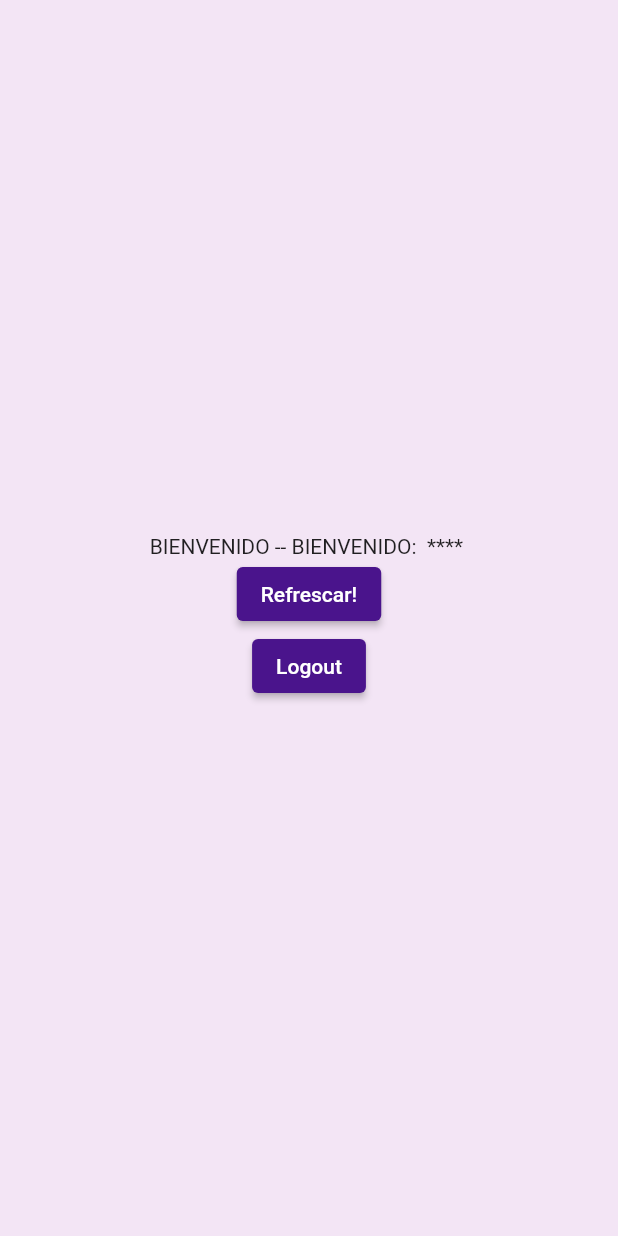
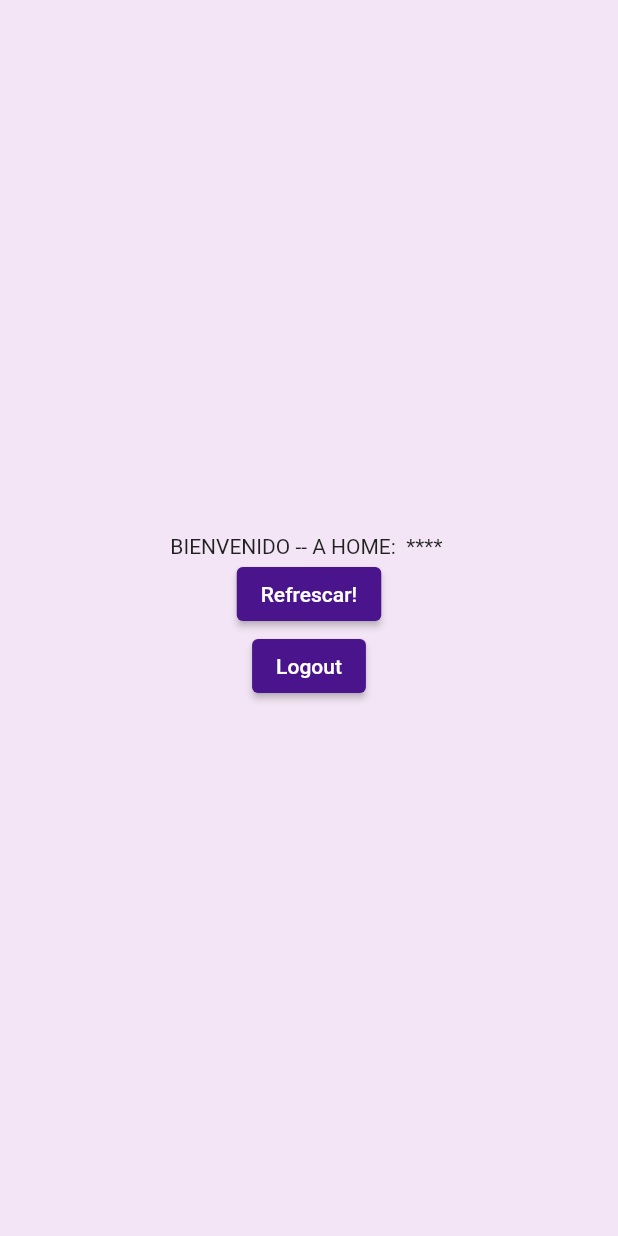
Before and after one commit to SFP95/my_first_flutter, a Flutter app: the HomeView screen opened directly, on a phone screen of 412 x 824 dp. Run offline on Flutter 3.47's test engine with Material 2 defaults, Android fonts, the phone set to English and light mode, and no system bars; our stand-ins replace cloud_firestore, firebase_auth, firebase_core; accounts and stored records are empty.

```diff
--- a/lib/src/home_views/HomeView.dart
+++ b/lib/src/home_views/HomeView.dart
@@ -53,7 +53,7 @@ class _HomeView extends State<HomeView>{
         child: Column(
           mainAxisAlignment: MainAxisAlignment.center,
           children: [
-            Text(DataHolder().sMensaje+"-- BIENVENIDO: "+nombre),
+            Text(DataHolder().sMensaje+"-- A HOME: "+nombre),
             if (blIsRefresBtnVisible)ElevatedButton(
                 onPressed: (){
                  actualizarNombre();
```
Also changed, not shown: lib/src/firebase/FbAdmin.dart (added, +10 -0 lines).
